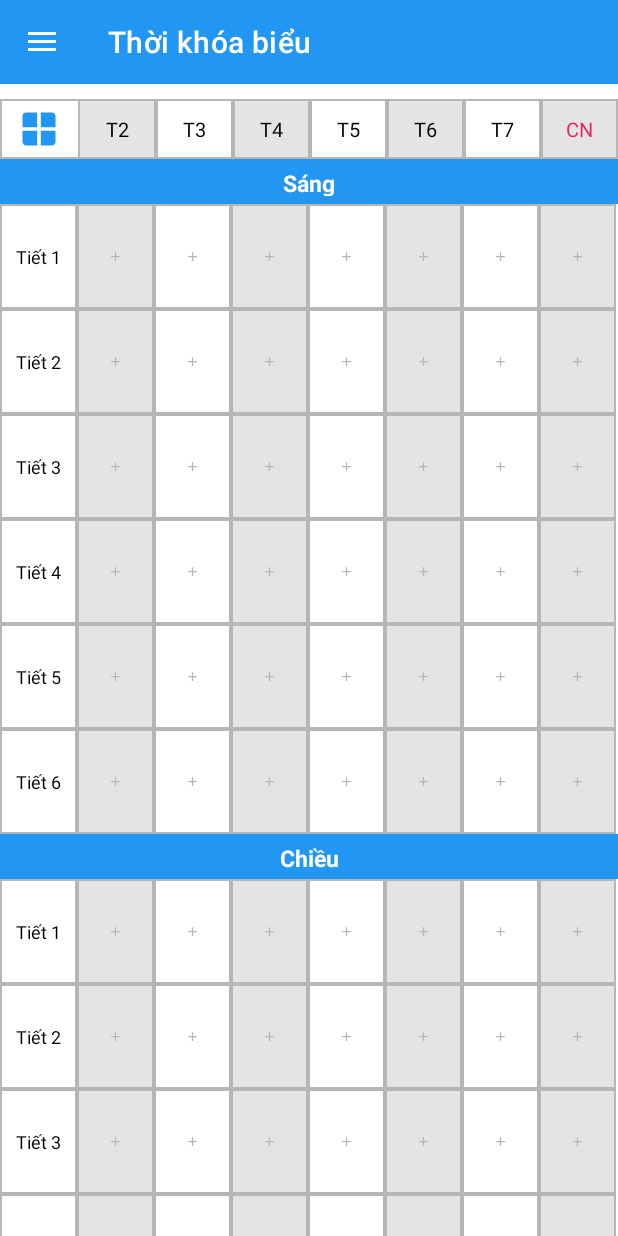
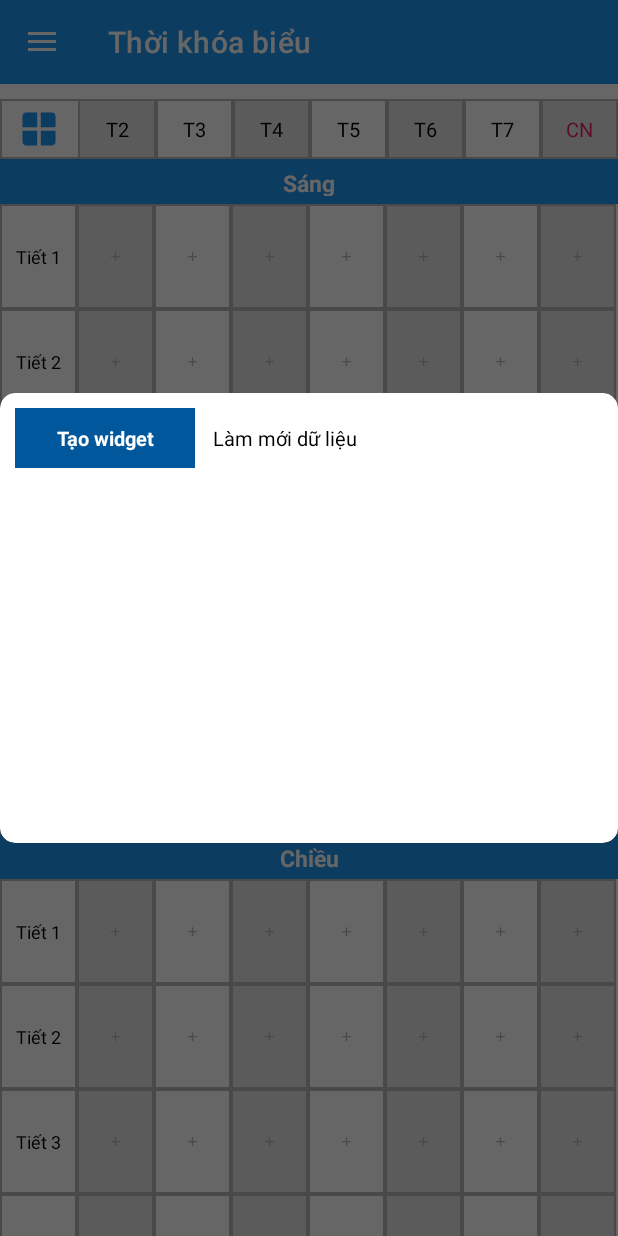
Before and after one commit to aNhdUy13/Thoi_Khoa_Bieu_Hoc_Sinh, an Android app: the screen it shows after launch (MainActivity), after a tap on an icon or button, on a phone screen of 412 x 824 dp. Run offline under Robolectric (Android 15) with nearby library versions, the phone set to English and light mode, and no system bars.

```diff
--- a/app/build.gradle
+++ b/app/build.gradle
@@ -10,8 +10,8 @@ android {
         applicationId "com.nda.timetable"
         minSdk 21
         targetSdk 32
-        versionCode 10
-        versionName "10.0"
+        versionCode 11
+        versionName "11.0"
 
         testInstrumentationRunner "androidx.test.runner.AndroidJUnitRunner"
     }
--- a/app/src/main/java/com/nda/timetable/Fragment/Timetable/FragmentTimetable.java
+++ b/app/src/main/java/com/nda/timetable/Fragment/Timetable/FragmentTimetable.java
@@ -12,6 +12,7 @@ import android.appwidget.AppWidgetManager;
 import android.content.Intent;
 import android.database.Cursor;
 import android.graphics.Color;
+import android.graphics.Typeface;
 import android.graphics.drawable.ColorDrawable;
 import android.os.Bundle;
 import android.view.LayoutInflater;
@@ -21,6 +22,7 @@ import android.widget.AdapterView;
 import android.widget.EditText;
 import android.widget.GridView;
 import android.widget.ImageView;
+import android.widget.LinearLayout;
 import android.widget.RemoteViews;
 import android.widget.TextView;
 
@@ -67,7 +69,7 @@ public class FragmentTimetable extends Fragment {
         img_hintToWidget.setOnClickListener(new View.OnClickListener() {
             @Override
             public void onClick(View view) {
-
+                dialogHintWidget();
             }
         });
 
@@ -109,6 +111,54 @@ public class FragmentTimetable extends Fragment {
                 }
             }
         });
+    }
+
+    private void dialogHintWidget() {
+        Dialog dialog = new Dialog(getContext());
+        dialog.getWindow().setBackgroundDrawable(new ColorDrawable(Color.TRANSPARENT));
+        dialog.setContentView(R.layout.dialog_hint_widget);
+
+        TextView txt_hintCreateWidget = dialog.findViewById(R.id.txt_hintCreateWidget);
+        TextView txt_hintRefreshWidget = dialog.findViewById(R.id.txt_hintRefreshWidget);
+        LinearLayout ll_createWidget = dialog.findViewById(R.id.ll_createWidget);
+        LinearLayout ll_refreshWidget = dialog.findViewById(R.id.ll_refreshWidget);
+
+
+        txt_hintCreateWidget.setOnClickListener(new View.OnClickListener() {
+            @Override
+            public void onClick(View view) {
+                ll_createWidget.setVisibility(View.VISIBLE);
+                ll_refreshWidget.setVisibility(View.GONE);
+
+                txt_hintCreateWidget.setBackgroundColor(Color.parseColor("#FF01579B"));
+                txt_hintRefreshWidget.setBackgroundColor(Color.parseColor("#FFFFFFFF"));
+
+                txt_hintCreateWidget.setTextColor(Color.parseColor("#FFFFFFFF"));
+                txt_hintRefreshWidget.setTextColor(Color.parseColor("#FF000000"));
+
+                txt_hintCreateWidget.setTypeface(txt_hintCreateWidget.getTypeface(), Typeface.BOLD);
+                txt_hintRefreshWidget.setTypeface(txt_hintRefreshWidget.getTypeface(), Typeface.NORMAL);
+
+            }
+        });
+        txt_hintRefreshWidget.setOnClickListener(new View.OnClickListener() {
+            @Override
+            public void onClick(View view) {
+                ll_refreshWidget.setVisibility(View.VISIBLE);
+                ll_createWidget.setVisibility(View.GONE);
+
+                txt_hintRefreshWidget.setBackgroundColor(Color.parseColor("#FF01579B"));
+                txt_hintCreateWidget.setBackgroundColor(Color.parseColor("#FFFFFFFF"));
+
+                txt_hintRefreshWidget.setTextColor(Color.parseColor("#FFFFFFFF"));
+                txt_hintCreateWidget.setTextColor(Color.parseColor("#FF000000"));
+
+                txt_hintRefreshWidget.setTypeface(txt_hintRefreshWidget.getTypeface(), Typeface.BOLD);
+                txt_hintCreateWidget.setTypeface(txt_hintCreateWidget.getTypeface(), Typeface.NORMAL);
+            }
+        });
+
+        dialog.show();
     }
 
     private void dialogUpdateTimetable(Timetable timetable) {
--- a/app/src/main/java/com/nda/timetable/MainActivity.java
+++ b/app/src/main/java/com/nda/timetable/MainActivity.java
@@ -19,6 +19,7 @@ import android.widget.TextView;
 import android.widget.Toast;
 
 import com.google.android.material.navigation.NavigationView;
+import com.nda.timetable.Fragment.Calendar.FragmentCalendar;
 import com.nda.timetable.Fragment.Timetable.FragmentTimetable;
 import com.nda.timetable.Fragment.FragmentUtilities;
 
@@ -30,7 +31,8 @@ public class MainActivity extends AppCompatActivity implements NavigationView.On
     private Toolbar toolbar;
 
     private static final int FRAGMENT_TIMETABLE = 0;
-    private static final int FRAGMENT_UTILITIES = 1;
+    private static final int FRAGMENT_CALENDAR = 1;
+    private static final int FRAGMENT_UTILITIES = 2;
 
 
     private int mCurrentFragment = 0;
@@ -106,6 +108,16 @@ public class MainActivity extends AppCompatActivity implements NavigationView.On
                 toolbar.setTitle("Thời khóa biểu");
                 replaceFragment(new FragmentTimetable());
                 mCurrentFragment = FRAGMENT_TIMETABLE;
+            }
+
+        }
+        else if (id == R.id.nav_calendar)
+        {
+            if (mCurrentFragment != FRAGMENT_CALENDAR)
+            {
+                toolbar.setTitle("Lịch");
+                replaceFragment(new FragmentCalendar());
+                mCurrentFragment = FRAGMENT_CALENDAR;
             }
 
         }
--- a/app/src/main/res/drawable/ic_baseline_calendar_month_32.xml
+++ b/app/src/main/res/drawable/ic_baseline_calendar_month_32.xml
@@ -1,5 +1,5 @@
-<vector android:height="32dp" android:tint="#FFFFFF"
+<vector android:height="512dp" android:tint="#FFFFFF"
     android:viewportHeight="24" android:viewportWidth="24"
-    android:width="32dp" xmlns:android="http://schemas.android.com/apk/res/android">
+    android:width="512dp" xmlns:android="http://schemas.android.com/apk/res/android">
     <path android:fillColor="@android:color/white" android:pathData="M19,4h-1V2h-2v2H8V2H6v2H5C3.89,4 3.01,4.9 3.01,6L3,20c0,1.1 0.89,2 2,2h14c1.1,0 2,-0.9 2,-2V6C21,4.9 20.1,4 19,4zM19,20H5V10h14V20zM9,14H7v-2h2V14zM13,14h-2v-2h2V14zM17,14h-2v-2h2V14zM9,18H7v-2h2V18zM13,18h-2v-2h2V18zM17,18h-2v-2h2V18z"/>
 </vector>
--- a/app/src/main/res/drawable/ic_baseline_dehaze_24.xml
+++ b/app/src/main/res/drawable/ic_baseline_dehaze_24.xml
@@ -1,5 +1,5 @@
-<vector android:height="24dp" android:tint="#000000"
+<vector android:height="512dp" android:tint="#000000"
     android:viewportHeight="24" android:viewportWidth="24"
-    android:width="24dp" xmlns:android="http://schemas.android.com/apk/res/android">
+    android:width="512dp" xmlns:android="http://schemas.android.com/apk/res/android">
     <path android:fillColor="@android:color/white" android:pathData="M2,15.5v2h20v-2L2,15.5zM2,10.5v2h20v-2L2,10.5zM2,5.5v2h20v-2L2,5.5z"/>
 </vector>
--- /dev/null
+++ b/app/src/main/res/layout/dialog_hint_widget.xml
@@ -0,0 +1,93 @@
+<?xml version="1.0" encoding="utf-8"?>
+<RelativeLayout xmlns:android="http://schemas.android.com/apk/res/android"
+    android:layout_width="match_parent"
+    android:layout_height="match_parent"
+    xmlns:app="http://schemas.android.com/apk/res-auto"
+    android:gravity="center">
+
+    <androidx.cardview.widget.CardView
+        android:layout_width="match_parent"
+        android:layout_height="300dp"
+        app:cardCornerRadius="10dp">
+        <LinearLayout
+            android:layout_width="match_parent"
+            android:layout_height="match_parent"
+            android:padding="10dp"
+            android:orientation="vertical">
+
+            <LinearLayout
+                android:layout_width="match_parent"
+                android:layout_height="wrap_content"
+                android:orientation="horizontal">
+                <TextView
+                    android:id="@+id/txt_hintCreateWidget"
+                    android:layout_width="120dp"
+                    android:layout_height="40dp"
+                    android:text="Tạo widget"
+                    android:textSize="13dp"
+                    android:gravity="center"
+                    android:background="@color/light_blue_900"
+                    android:textColor="@color/white"
+                    android:textStyle="bold"/>
+                <TextView
+                    android:id="@+id/txt_hintRefreshWidget"
+                    android:layout_width="120dp"
+                    android:layout_height="40dp"
+                    android:text="Làm mới dữ liệu"
+                    android:textSize="13dp"
+                    android:gravity="center"
+                    android:textColor="@color/black"/>
+
+            </LinearLayout>
+
+
+            <!--
+                    Create Widget
+            -->
+            <LinearLayout
+                android:id="@+id/ll_createWidget"
+                android:layout_width="match_parent"
+                android:layout_height="match_parent"
+                android:layout_marginTop="10dp"
+                android:layout_weight="1"
+                android:orientation="vertical">
+                <ScrollView
+                    android:layout_width="match_parent"
+                    android:layout_height="wrap_content">
+                    <LinearLayout
+                        android:layout_width="match_parent"
+                        android:layout_height="wrap_content"
+                        android:orientation="vertical">
+
+
+                    </LinearLayout>
+                </ScrollView>
+            </LinearLayout>
+
+
+            <!--
+                    Refresh Widget
+            -->
+            <LinearLayout
+                android:id="@+id/ll_refreshWidget"
+                android:layout_width="match_parent"
+                android:layout_height="match_parent"
+                android:visibility="gone"
+                android:layout_marginTop="10dp"
+                android:layout_weight="1"
+                android:orientation="vertical">
+                <ScrollView
+                    android:layout_width="match_parent"
+                    android:layout_height="wrap_content">
+                    <LinearLayout
+                        android:layout_width="match_parent"
+                        android:layout_height="wrap_content"
+                        android:orientation="vertical">
+
+
+                    </LinearLayout>
+                </ScrollView>
+            </LinearLayout>
+        </LinearLayout>
+    </androidx.cardview.widget.CardView>
+</RelativeLayout>
--- a/app/src/main/res/menu/menu_nav.xml
+++ b/app/src/main/res/menu/menu_nav.xml
@@ -11,7 +11,12 @@
     <group android:checkableBehavior="single">
         <item android:id="@+id/nav_timetable"
             android:title="Thời Khóa Biểu"
-            android:icon="@drawable/ic_baseline_calendar_month_32"/>
+            android:icon="@drawable/ic_schedule"/>
+
+        <item android:id="@+id/nav_calendar"
+            android:title="Lịch"
+            android:icon="@drawable/ic_calendar"/>
+
 
         <item android:id="@+id/nav_utilities"
             android:title="Tiện Ích"
--- a/app/src/main/res/values/colors.xml
+++ b/app/src/main/res/values/colors.xml
@@ -14,4 +14,6 @@
     <color name="light_blue_600">#FF039BE5</color>
     <color name="light_blue_900">#FF01579B</color>
 
+    <color name="light_blue_widget">#0372CA</color>
+
 </resources>
--- a/app/src/main/res/xml/my_app_widget_info.xml
+++ b/app/src/main/res/xml/my_app_widget_info.xml
@@ -3,7 +3,7 @@
     xmlns:android="http://schemas.android.com/apk/res/android"
     android:initialLayout="@layout/my_app_widget"
     android:minWidth="350dp"
-    android:minHeight="180dp"
+    android:minHeight="200dp"
     android:resizeMode="horizontal|vertical"
-    android:updatePeriodMillis="3600000"
+    android:updatePeriodMillis="1000"
     android:widgetCategory="home_screen" />
```
Also changed, not shown: app/src/main/java/com/nda/timetable/Fragment/Calendar/FragmentCalendar.java (added, +57 -0 lines), app/src/main/java/com/nda/timetable/Fragment/Timetable/Widget/MyAppWidget.java (+78 -5 lines), app/src/main/java/com/nda/timetable/Fragment/Timetable/Widget/WidgetService.java (+22 -2 lines), app/src/main/res/layout/fragment_calendar.xml (added, +21 -0 lines), app/src/main/res/layout/my_app_widget.xml (+37 -15 lines), app/src/main/res/drawable/ic_calendar.png (added), app/src/main/res/drawable/ic_schedule.png (added), 2 other files.
